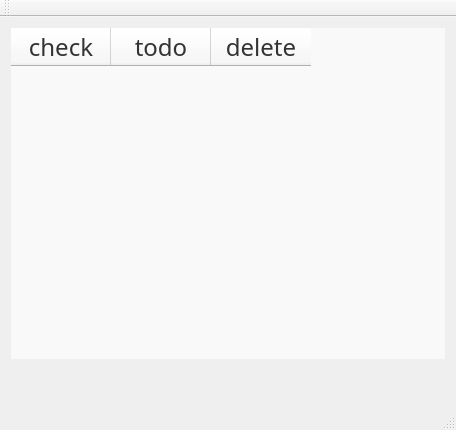
First picture: the form in mainwindow.ui, repository chhsgithub/EdgeNotes, before the edit.
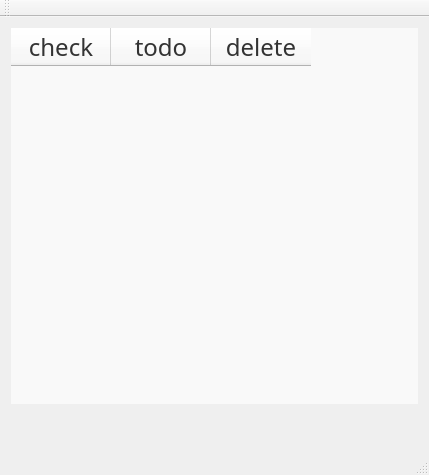
Second picture: the form after the edit. Icons and pictures are not drawn.

The edit to the form file:
```diff
--- a/mainwindow.ui
+++ b/mainwindow.ui
@@ -6,8 +6,8 @@
    <rect>
     <x>0</x>
     <y>0</y>
-    <width>456</width>
-    <height>430</height>
+    <width>429</width>
+    <height>475</height>
    </rect>
   </property>
   <property name="palette">
```
Left out of the diff: 4 changed lines with no effect on the pictures.
